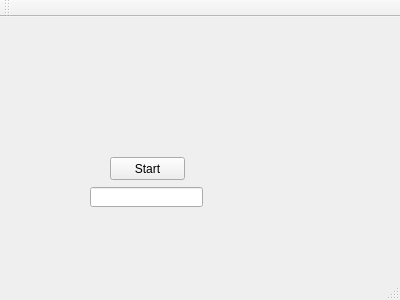
Before: the Qt Designer form MainWindow.ui in daamcat/HelloMultiThread, drawn with Qt 5.
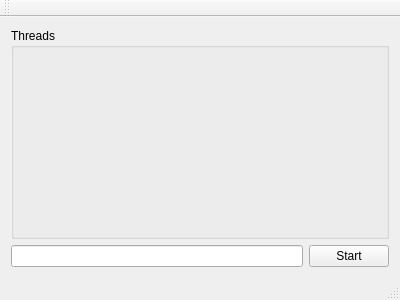
After: the same form once the commit is applied.

Patch:
```diff
--- a/MainWindow.ui
+++ b/MainWindow.ui
@@ -14,29 +14,33 @@
    <string>MainWindow</string>
   </property>
   <widget class="QWidget" name="centralWidget">
-   <widget class="QPushButton" name="pushButtonStartCancel">
-    <property name="geometry">
-     <rect>
-      <x>110</x>
-      <y>140</y>
-      <width>75</width>
-      <height>23</height>
-     </rect>
-    </property>
-    <property name="text">
-     <string>Start</string>
-    </property>
-   </widget>
-   <widget class="QLineEdit" name="lineEdit">
-    <property name="geometry">
-     <rect>
-      <x>90</x>
-      <y>170</y>
-      <width>113</width>
-      <height>20</height>
-     </rect>
-    </property>
-   </widget>
+   <layout class="QVBoxLayout" name="verticalLayout_2">
+    <item>
+     <layout class="QVBoxLayout" name="verticalLayout">
+      <item>
+       <widget class="QGroupBox" name="groupBox">
+        <property name="title">
+         <string>Threads</string>
+        </property>
+       </widget>
+      </item>
+      <item>
+       <layout class="QHBoxLayout" name="horizontalLayout">
+        <item>
+         <widget class="QLineEdit" name="lineEdit"/>
+        </item>
+        <item>
+         <widget class="QPushButton" name="pushButtonStartCancel">
+          <property name="text">
+           <string>Start</string>
+          </property>
+         </widget>
+        </item>
+       </layout>
+      </item>
+     </layout>
+    </item>
+   </layout>
   </widget>
   <widget class="QMenuBar" name="menuBar">
    <property name="geometry">
```
